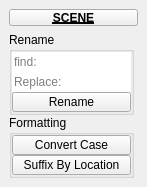
Qt form tentacle/ui/3/scene.ui (m3trik/tentacle) before a commit.
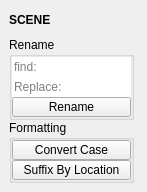
The same form after that commit. Custom widgets are drawn as their Qt base class.

```diff
--- a/tentacle/ui/3/scene.ui
+++ b/tentacle/ui/3/scene.ui
@@ -10,7 +10,7 @@
     <x>0</x>
     <y>0</y>
     <width>147</width>
-    <height>177</height>
+    <height>182</height>
    </rect>
   </property>
   <property name="minimumSize">
@@ -40,32 +40,28 @@
   <widget class="QWidget" name="main_widget">
    <layout class="QVBoxLayout" name="verticalLayout_2">
     <item>
-     <widget class="PushButtonDraggable" name="draggable_header">
+     <widget class="Draggable_header" name="draggable_header">
       <property name="minimumSize">
        <size>
         <width>0</width>
-        <height>17</height>
+        <height>22</height>
        </size>
       </property>
       <property name="maximumSize">
        <size>
-        <width>999</width>
-        <height>17</height>
+        <width>125</width>
+        <height>22</height>
        </size>
       </property>
       <property name="font">
        <font>
         <weight>75</weight>
         <bold>true</bold>
-        <underline>true</underline>
        </font>
       </property>
       <property name="text">
        <string>SCENE</string>
       </property>
-      <property name="checkable">
-       <bool>true</bool>
-      </property>
      </widget>
     </item>
     <item>
@@ -337,16 +333,16 @@
   </widget>
  </widget>
  <customwidgets>
-  <customwidget>
-   <class>PushButtonDraggable</class>
-   <extends>QPushButton</extends>
-   <header>widgets.pushbuttondraggable.h</header>
-  </customwidget>
   <customwidget>
    <class>PushButton</class>
    <extends>QPushButton</extends>
    <header>widgets.pushbutton.h</header>
   </customwidget>
+  <customwidget>
+   <class>Draggable_header</class>
+   <extends>QLabel</extends>
+   <header>draggable_header.h</header>
+  </customwidget>
   <customwidget>
    <class>LineEdit</class>
    <extends>QLineEdit</extends>
```
